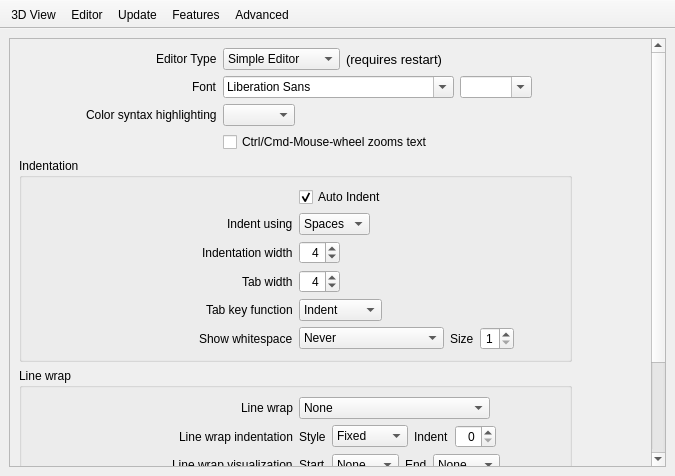
The window that src/Preferences.ui (tomfelker/openscad) describes before a commit, drawn with Qt 5.
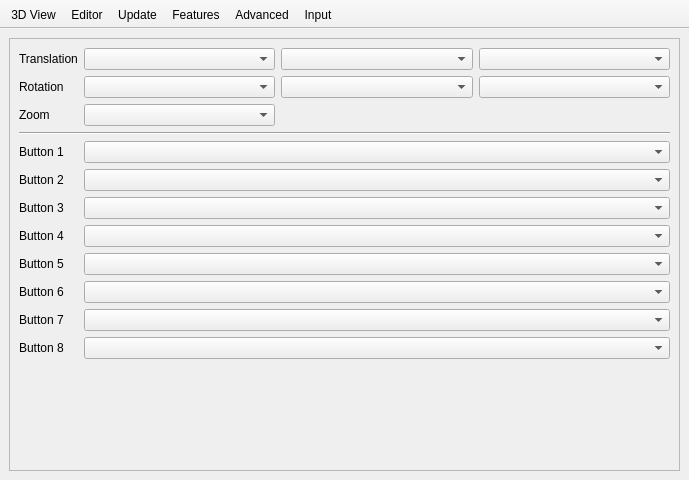
The same window after the commit. Icons and pictures are not drawn.

Commit message: Add basic configuration GUI for axis and button mapping.

Patch:
```diff
--- a/src/Preferences.ui
+++ b/src/Preferences.ui
@@ -6,8 +6,8 @@
    <rect>
     <x>0</x>
     <y>0</y>
-    <width>675</width>
-    <height>476</height>
+    <width>689</width>
+    <height>480</height>
    </rect>
   </property>
   <property name="sizePolicy">
@@ -23,11 +23,11 @@
    <bool>true</bool>
   </property>
   <widget class="QWidget" name="centralwidget">
-   <layout class="QVBoxLayout" name="verticalLayout_13">
-    <item>
+   <layout class="QGridLayout" name="gridLayout_6">
+    <item row="0" column="0">
      <widget class="QStackedWidget" name="stackedWidget">
       <property name="currentIndex">
-       <number>1</number>
+       <number>5</number>
       </property>
       <widget class="QWidget" name="page3DView">
        <layout class="QVBoxLayout" name="verticalLayout_4">
@@ -108,8 +108,8 @@
             <rect>
              <x>0</x>
              <y>0</y>
-             <width>634</width>
-             <height>662</height>
+             <width>677</width>
+             <height>784</height>
             </rect>
            </property>
            <layout class="QGridLayout" name="gridLayout_5">
@@ -226,7 +226,7 @@
                  <widget class="QFontComboBox" name="fontChooser">
                   <property name="currentFont">
                    <font>
-                    <family>Helvetica</family>
+                    <family>Nimbus Sans L</family>
                     <pointsize>12</pointsize>
                    </font>
                   </property>
@@ -1387,6 +1387,174 @@
         </item>
        </layout>
       </widget>
+      <widget class="QWidget" name="pageInput">
+       <layout class="QGridLayout" name="gridLayout_13">
+        <property name="margin">
+         <number>0</number>
+        </property>
+        <item row="3" column="1">
+         <widget class="QScrollArea" name="scrollArea_3">
+          <property name="widgetResizable">
+           <bool>true</bool>
+          </property>
+          <widget class="QWidget" name="scrollAreaWidgetContents_3">
+           <property name="geometry">
+            <rect>
+             <x>0</x>
+             <y>0</y>
+             <width>656</width>
+             <height>489</height>
+            </rect>
+           </property>
+           <layout class="QGridLayout" name="gridLayout_7" columnstretch="0,1,1,1">
+            <item row="1" column="0">
+             <widget class="QLabel" name="labelInputRotation">
+              <property name="text">
+               <string>Rotation</string>
+              </property>
+             </widget>
+            </item>
+            <item row="9" column="0">
+             <widget class="QLabel" name="label_16">
+              <property name="text">
+               <string>Button 6</string>
+              </property>
+             </widget>
+            </item>
+            <item row="0" column="3">
+             <widget class="QComboBox" name="comboBoxTranslationZ"/>
+            </item>
+            <item row="0" column="2">
+             <widget class="QComboBox" name="comboBoxTranslationY"/>
+            </item>
+            <item row="10" column="0">
+             <widget class="QLabel" name="label_17">
+              <property name="text">
+               <string>Button 7</string>
+              </property>
+             </widget>
+            </item>
+            <item row="2" column="1">
+             <widget class="QComboBox" name="comboBoxZoom"/>
+            </item>
+            <item row="6" column="0">
+             <widget class="QLabel" name="label_11">
+              <property name="text">
+               <string>Button 3</string>
+              </property>
+             </widget>
+            </item>
+            <item row="2" column="0">
+             <widget class="QLabel" name="labelInputZoom">
+              <property name="text">
+               <string>Zoom</string>
+              </property>
+             </widget>
+            </item>
+            <item row="0" column="1">
+             <widget class="QComboBox" name="comboBoxTranslationX"/>
+            </item>
+            <item row="1" column="1">
+             <widget class="QComboBox" name="comboBoxRotationX"/>
+            </item>
+            <item row="7" column="0">
+             <widget class="QLabel" name="label_14">
+              <property name="text">
+               <string>Button 4</string>
+              </property>
+             </widget>
+            </item>
+            <item row="8" column="0">
+             <widget class="QLabel" name="label_15">
+              <property name="text">
+               <string>Button 5</string>
+              </property>
+             </widget>
+            </item>
+            <item row="11" column="0">
+             <widget class="QLabel" name="label_18">
+              <property name="text">
+               <string>Button 8</string>
+              </property>
+             </widget>
+            </item>
+            <item row="4" column="0">
+             <widget class="QLabel" name="labelInputButton1">
+              <property name="text">
+               <string>Button 1</string>
+              </property>
+             </widget>
+            </item>
+            <item row="1" column="2">
+             <widget class="QComboBox" name="comboBoxRotationY"/>
+            </item>
+            <item row="5" column="0">
+             <widget class="QLabel" name="labelInputButton2">
+              <property name="text">
+               <string>Button 2</string>
+              </property>
+             </widget>
+            </item>
+            <item row="1" column="3">
+             <widget class="QComboBox" name="comboBoxRotationZ"/>
+            </item>
+            <item row="0" column="0">
+             <widget class="QLabel" name="labelInputTranslation">
+              <property name="text">
+               <string>Translation</string>
+              </property>
+             </widget>
+            </item>
+            <item row="12" column="0">
+             <spacer name="verticalSpacer_4">
+              <property name="orientation">
+               <enum>Qt::Vertical</enum>
+              </property>
+              <property name="sizeHint" stdset="0">
+               <size>
+                <width>20</width>
+                <height>40</height>
+               </size>
+              </property>
+             </spacer>
+            </item>
+            <item row="3" column="0" colspan="4">
+             <widget class="Line" name="line">
+              <property name="orientation">
+               <enum>Qt::Horizontal</enum>
+              </property>
+             </widget>
+            </item>
+            <item row="4" column="1" colspan="3">
+             <widget class="QComboBox" name="comboBoxButton1"/>
+            </item>
+            <item row="5" column="1" colspan="3">
+             <widget class="QComboBox" name="comboBoxButton2"/>
+            </item>
+            <item row="6" column="1" colspan="3">
+             <widget class="QComboBox" name="comboBoxButton3"/>
+            </item>
+            <item row="7" column="1" colspan="3">
+             <widget class="QComboBox" name="comboBoxButton4"/>
+            </item>
+            <item row="8" column="1" colspan="3">
+             <widget class="QComboBox" name="comboBoxButton5"/>
+            </item>
+            <item row="9" column="1" colspan="3">
+             <widget class="QComboBox" name="comboBoxButton6"/>
+            </item>
+            <item row="10" column="1" colspan="3">
+             <widget class="QComboBox" name="comboBoxButton7"/>
+            </item>
+            <item row="11" column="1" colspan="3">
+             <widget class="QComboBox" name="comboBoxButton8"/>
+            </item>
+           </layout>
+          </widget>
+         </widget>
+        </item>
+       </layout>
+      </widget>
      </widget>
     </item>
    </layout>
@@ -1421,6 +1589,7 @@
    <addaction name="prefsActionUpdate"/>
    <addaction name="prefsActionFeatures"/>
    <addaction name="prefsActionAdvanced"/>
+   <addaction name="prefsActionInput"/>
   </widget>
   <action name="prefsAction3DView">
    <property name="checkable">
@@ -1485,6 +1654,18 @@
     <string>Enable/Disable experimental features</string>
    </property>
   </action>
+  <action name="prefsActionInput">
+   <property name="checkable">
+    <bool>true</bool>
+   </property>
+   <property name="icon">
+    <iconset resource="../openscad.qrc">
+     <normaloff>:/icons/prefsInput.png</normaloff>:/icons/prefsInput.png</iconset>
+   </property>
+   <property name="text">
+    <string>Input</string>
+   </property>
+  </action>
  </widget>
  <resources>
   <include location="../openscad.qrc"/>
```
Left out of the diff: 8 changed lines with no effect on the pictures. The commit also changes 12 other files.
